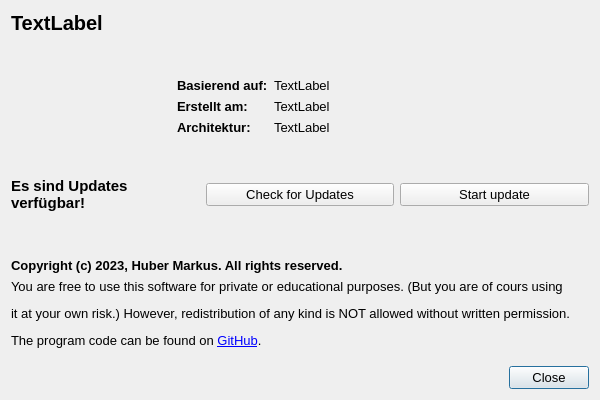
This is src/dialogueber.ui in M4RKUS28/Fraktalgenerator as Qt 5 draws it before an edit. The edited form follows.
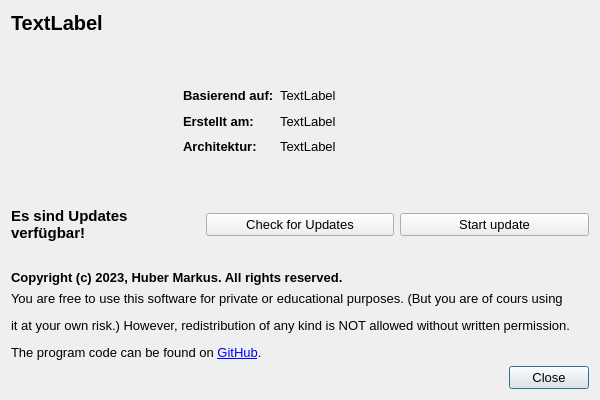
This is the edited form. Icons and pictures are not drawn.

Diff of the .ui file:
```diff
--- a/src/dialogueber.ui
+++ b/src/dialogueber.ui
@@ -29,39 +29,7 @@
     <normaloff>:/programm_icon/qss_icons/icon.ico</normaloff>:/programm_icon/qss_icons/icon.ico</iconset>
   </property>
   <layout class="QGridLayout" name="gridLayout">
-   <item row="5" column="1">
-    <widget class="QLabel" name="label_6">
-     <property name="sizePolicy">
-      <sizepolicy hsizetype="Fixed" vsizetype="Preferred">
-       <horstretch>0</horstretch>
-       <verstretch>0</verstretch>
-      </sizepolicy>
-     </property>
-     <property name="font">
-      <font>
-       <pointsize>10</pointsize>
-       <bold>true</bold>
-      </font>
-     </property>
-     <property name="text">
-      <string>Architektur:</string>
-     </property>
-    </widget>
-   </item>
-   <item row="10" column="0" colspan="3">
-    <widget class="QLabel" name="label_5">
-     <property name="font">
-      <font>
-       <pointsize>10</pointsize>
-       <bold>true</bold>
-      </font>
-     </property>
-     <property name="text">
-      <string>Copyright (c) 2023, Huber Markus. All rights reserved.</string>
-     </property>
-    </widget>
-   </item>
-   <item row="11" column="0" colspan="3">
+   <item row="11" column="0" colspan="4">
     <widget class="QLabel" name="label_4">
      <property name="font">
       <font>
@@ -76,20 +44,24 @@
      </property>
     </widget>
    </item>
+   <item row="2" column="1" rowspan="5">
+    <spacer name="horizontalSpacer">
+     <property name="orientation">
+      <enum>Qt::Horizontal</enum>
+     </property>
+     <property name="sizeType">
+      <enum>QSizePolicy::Fixed</enum>
+     </property>
+     <property name="sizeHint" stdset="0">
+      <size>
+       <width>40</width>
+       <height>20</height>
+      </size>
+     </property>
+    </spacer>
+   </item>
    <item row="4" column="2">
-    <widget class="QLabel" name="label_compile_date">
-     <property name="font">
-      <font>
-       <pointsize>10</pointsize>
-      </font>
-     </property>
-     <property name="text">
-      <string>TextLabel</string>
-     </property>
-    </widget>
-   </item>
-   <item row="3" column="1">
-    <widget class="QLabel" name="label">
+    <widget class="QLabel" name="label_2">
      <property name="sizePolicy">
       <sizepolicy hsizetype="Fixed" vsizetype="Preferred">
        <horstretch>0</horstretch>
@@ -103,39 +75,11 @@
       </font>
      </property>
      <property name="text">
-      <string>Basierend auf:</string>
+      <string>Erstellt am:</string>
      </property>
     </widget>
    </item>
-   <item row="7" column="0" colspan="3">
-    <spacer name="verticalSpacer_2">
-     <property name="orientation">
-      <enum>Qt::Vertical</enum>
-     </property>
-     <property name="sizeType">
-      <enum>QSizePolicy::Fixed</enum>
-     </property>
-     <property name="sizeHint" stdset="0">
-      <size>
-       <width>20</width>
-       <height>20</height>
-      </size>
-     </property>
-    </spacer>
-   </item>
-   <item row="3" column="2">
-    <widget class="QLabel" name="label_qt_version">
-     <property name="font">
-      <font>
-       <pointsize>10</pointsize>
-      </font>
-     </property>
-     <property name="text">
-      <string>TextLabel</string>
-     </property>
-    </widget>
-   </item>
-   <item row="13" column="0" colspan="3">
+   <item row="13" column="0" colspan="4">
     <widget class="QDialogButtonBox" name="buttonBox">
      <property name="font">
       <font>
@@ -150,21 +94,37 @@
      </property>
     </widget>
    </item>
-   <item row="1" column="0" colspan="3">
-    <spacer name="verticalSpacer_3">
-     <property name="orientation">
-      <enum>Qt::Vertical</enum>
+   <item row="10" column="0" colspan="4">
+    <widget class="QLabel" name="label_5">
+     <property name="font">
+      <font>
+       <pointsize>10</pointsize>
+       <bold>true</bold>
+      </font>
      </property>
-     <property name="sizeType">
-      <enum>QSizePolicy::Fixed</enum>
+     <property name="text">
+      <string>Copyright (c) 2023, Huber Markus. All rights reserved.</string>
      </property>
-     <property name="sizeHint" stdset="0">
-      <size>
-       <width>20</width>
-       <height>20</height>
-      </size>
+    </widget>
+   </item>
+   <item row="3" column="2">
+    <widget class="QLabel" name="label">
+     <property name="sizePolicy">
+      <sizepolicy hsizetype="Fixed" vsizetype="Preferred">
+       <horstretch>0</horstretch>
+       <verstretch>0</verstretch>
+      </sizepolicy>
      </property>
-    </spacer>
+     <property name="font">
+      <font>
+       <pointsize>10</pointsize>
+       <bold>true</bold>
+      </font>
+     </property>
+     <property name="text">
+      <string>Basierend auf:</string>
+     </property>
+    </widget>
    </item>
    <item row="0" column="0" colspan="3">
     <widget class="QLabel" name="label_version">
@@ -182,10 +142,10 @@
      </property>
     </widget>
    </item>
-   <item row="4" column="1">
-    <widget class="QLabel" name="label_2">
+   <item row="3" column="3">
+    <widget class="QLabel" name="label_qt_version">
      <property name="sizePolicy">
-      <sizepolicy hsizetype="Fixed" vsizetype="Preferred">
+      <sizepolicy hsizetype="Expanding" vsizetype="Preferred">
        <horstretch>0</horstretch>
        <verstretch>0</verstretch>
       </sizepolicy>
@@ -193,83 +153,49 @@
      <property name="font">
       <font>
        <pointsize>10</pointsize>
-       <bold>true</bold>
       </font>
      </property>
      <property name="text">
-      <string>Erstellt am:</string>
+      <string>TextLabel</string>
      </property>
     </widget>
    </item>
-   <item row="12" column="0" colspan="3">
-    <spacer name="verticalSpacer">
-     <property name="orientation">
-      <enum>Qt::Vertical</enum>
-     </property>
-     <property name="sizeHint" stdset="0">
-      <size>
-       <width>20</width>
-       <height>0</height>
-      </size>
-     </property>
-    </spacer>
-   </item>
    <item row="5" column="2">
-    <widget class="QLabel" name="label_arch">
-     <property name="font">
-      <font>
-       <pointsize>10</pointsize>
-      </font>
-     </property>
-     <property name="text">
-      <string>TextLabel</string>
-     </property>
-    </widget>
-   </item>
-   <item row="2" column="0" rowspan="5">
-    <widget class="QLabel" name="label_3">
+    <widget class="QLabel" name="label_6">
      <property name="sizePolicy">
-      <sizepolicy hsizetype="Preferred" vsizetype="Preferred">
+      <sizepolicy hsizetype="Fixed" vsizetype="Preferred">
        <horstretch>0</horstretch>
        <verstretch>0</verstretch>
       </sizepolicy>
      </property>
-     <property name="minimumSize">
-      <size>
-       <width>160</width>
-       <height>90</height>
-      </size>
-     </property>
-     <property name="maximumSize">
-      <size>
-       <width>160</width>
-       <height>190</height>
-      </size>
-     </property>
-     <property name="sizeIncrement">
-      <size>
-       <width>0</width>
-       <height>0</height>
-      </size>
-     </property>
-     <property name="baseSize">
-      <size>
-       <width>0</width>
-       <height>0</height>
-      </size>
+     <property name="font">
+      <font>
+       <pointsize>10</pointsize>
+       <bold>true</bold>
+      </font>
      </property>
      <property name="text">
-      <string/>
-     </property>
-     <property name="pixmap">
-      <pixmap resource="styles.qrc">:/programm_icon/qss_icons/image.png</pixmap>
-     </property>
-     <property name="scaledContents">
-      <bool>true</bool>
+      <string>Architektur:</string>
      </property>
     </widget>
    </item>
-   <item row="9" column="0" colspan="3">
+   <item row="1" column="0" colspan="4">
+    <spacer name="verticalSpacer_3">
+     <property name="orientation">
+      <enum>Qt::Vertical</enum>
+     </property>
+     <property name="sizeType">
+      <enum>QSizePolicy::Fixed</enum>
+     </property>
+     <property name="sizeHint" stdset="0">
+      <size>
+       <width>20</width>
+       <height>20</height>
+      </size>
+     </property>
+    </spacer>
+   </item>
+   <item row="9" column="0" colspan="4">
     <spacer name="verticalSpacer_4">
      <property name="orientation">
       <enum>Qt::Vertical</enum>
@@ -282,7 +208,7 @@
      </property>
     </spacer>
    </item>
-   <item row="8" column="0" colspan="3">
+   <item row="8" column="0" colspan="4">
     <layout class="QHBoxLayout" name="horizontalLayout">
      <item>
       <widget class="QLabel" name="label_7">
@@ -340,6 +266,114 @@
      </item>
     </layout>
    </item>
+   <item row="7" column="0" colspan="4">
+    <spacer name="verticalSpacer_2">
+     <property name="orientation">
+      <enum>Qt::Vertical</enum>
+     </property>
+     <property name="sizeType">
+      <enum>QSizePolicy::Fixed</enum>
+     </property>
+     <property name="sizeHint" stdset="0">
+      <size>
+       <width>20</width>
+       <height>20</height>
+      </size>
+     </property>
+    </spacer>
+   </item>
+   <item row="2" column="0" rowspan="5">
+    <widget class="QLabel" name="label_3">
+     <property name="sizePolicy">
+      <sizepolicy hsizetype="Preferred" vsizetype="Preferred">
+       <horstretch>0</horstretch>
+       <verstretch>0</verstretch>
+      </sizepolicy>
+     </property>
+     <property name="minimumSize">
+      <size>
+       <width>120</width>
+       <height>120</height>
+      </size>
+     </property>
+     <property name="maximumSize">
+      <size>
+       <width>120</width>
+       <height>120</height>
+      </size>
+     </property>
+     <property name="sizeIncrement">
+      <size>
+       <width>0</width>
+       <height>0</height>
+      </size>
+     </property>
+     <property name="baseSize">
+      <size>
+       <width>0</width>
+       <height>0</height>
+      </size>
+     </property>
+     <property name="text">
+      <string/>
+     </property>
+     <property name="pixmap">
+      <pixmap resource="styles.qrc">:/icons/appicon.ico</pixmap>
+     </property>
+     <property name="scaledContents">
+      <bool>true</bool>
+     </property>
+    </widget>
+   </item>
+   <item row="5" column="3">
+    <widget class="QLabel" name="label_arch">
+     <property name="sizePolicy">
+      <sizepolicy hsizetype="Expanding" vsizetype="Preferred">
+       <horstretch>0</horstretch>
+       <verstretch>0</verstretch>
+      </sizepolicy>
+     </property>
+     <property name="font">
+      <font>
+       <pointsize>10</pointsize>
+      </font>
+     </property>
+     <property name="text">
+      <string>TextLabel</string>
+     </property>
+    </widget>
+   </item>
+   <item row="4" column="3">
+    <widget class="QLabel" name="label_compile_date">
+     <property name="sizePolicy">
+      <sizepolicy hsizetype="Expanding" vsizetype="Preferred">
+       <horstretch>0</horstretch>
+       <verstretch>0</verstretch>
+      </sizepolicy>
+     </property>
+     <property name="font">
+      <font>
+       <pointsize>10</pointsize>
+      </font>
+     </property>
+     <property name="text">
+      <string>TextLabel</string>
+     </property>
+    </widget>
+   </item>
+   <item row="12" column="0" colspan="4">
+    <spacer name="verticalSpacer">
+     <property name="orientation">
+      <enum>Qt::Vertical</enum>
+     </property>
+     <property name="sizeHint" stdset="0">
+      <size>
+       <width>20</width>
+       <height>0</height>
+      </size>
+     </property>
+    </spacer>
+   </item>
   </layout>
  </widget>
  <resources>
```
Left out of the diff: 4 changed lines with no effect on the pictures.
